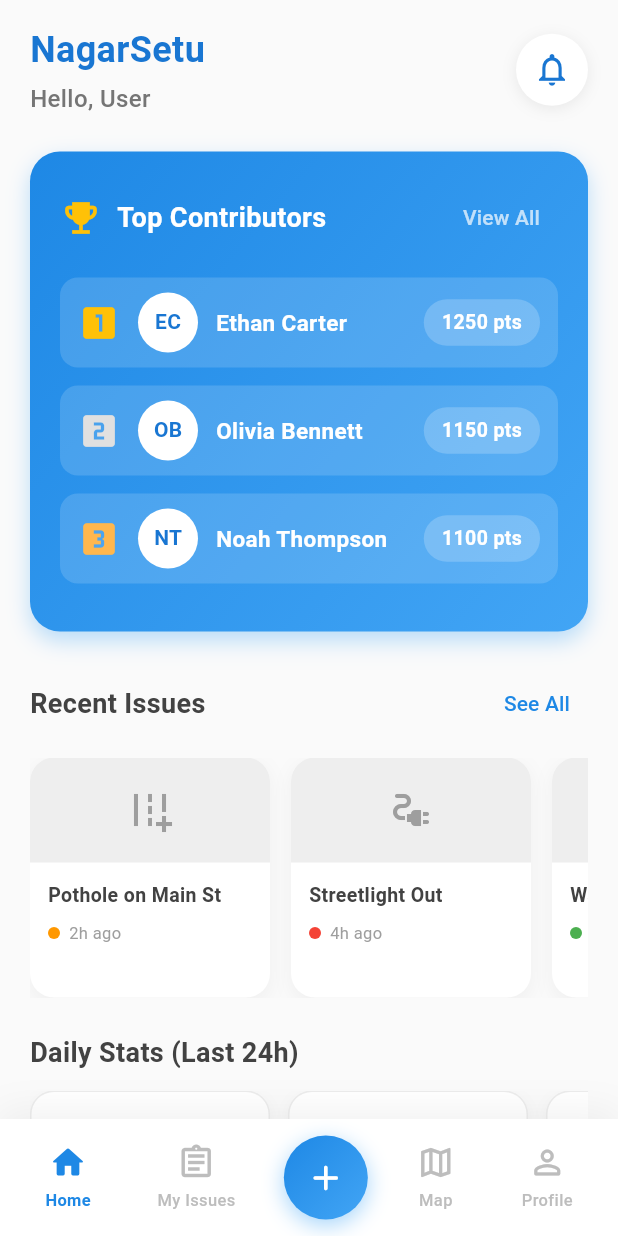
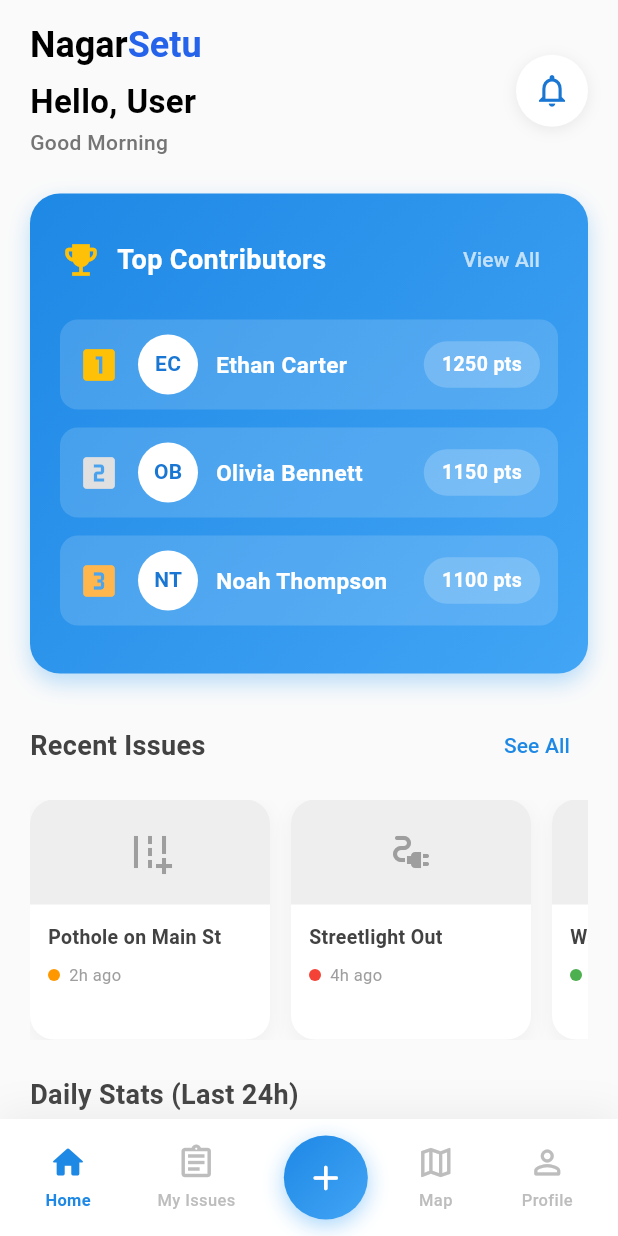
Before and after one commit to That-Random-Coder/NagarSetu, a Flutter app: the HomeScreen screen opened directly, on a phone screen of 412 x 824 dp. Run offline on Flutter 3.47's test engine with Material 3 defaults, Android fonts, the phone set to English and light mode, and no system bars; our stand-ins replace cached_network_image, camera, flutter_map, flutter_secure_storage, geocoding, geolocator and 8 more; accounts and stored records are empty; network calls fail.

Commit message:
Completely made changes to Report an issue and Home

```diff
--- a/lib/config/environment.dart
+++ b/lib/config/environment.dart
@@ -21,6 +21,7 @@
   static const String userEndpoint = '$apiVersion/user';
   static const String getUserEndpoint = '$userEndpoint/get';
   static const String getUserMatrixEndpoint = '$userEndpoint/getMatrix';
+  static const String getLeaderboardEndpoint = '$userEndpoint/getLeaderboard';
 
   // Issue endpoints
   static const String issueEndpoint = '$apiVersion/issue';
--- a/lib/main.dart
+++ b/lib/main.dart
@@ -1,6 +1,7 @@
 import 'package:flutter/material.dart';
 import 'package:flutter_localizations/flutter_localizations.dart';
 import 'screens/splash_screen.dart';
+import 'navigation/route_observer.dart';
 import 'services/localization_service.dart';
 
 void main() async {
@@ -40,6 +41,7 @@
     return MaterialApp(
       title: _localizationService.translate('app_name'),
       debugShowCheckedModeBanner: false,
+      navigatorObservers: [routeObserver],
       locale: _localizationService.currentLocale,
       supportedLocales: const [
         Locale('en', 'US'),
--- /dev/null
+++ b/lib/models/leaderboard_entry.dart
@@ -0,0 +1,15 @@
+class LeaderboardEntry {
+  final String fullName;
+  final int score;
+
+  LeaderboardEntry({required this.fullName, required this.score});
+
+  factory LeaderboardEntry.fromJson(Map<String, dynamic> json) {
+    return LeaderboardEntry(
+      fullName: json['fullName']?.toString() ?? '',
+      score: (json['score'] is int)
+          ? json['score'] as int
+          : int.tryParse(json['score']?.toString() ?? '') ?? 0,
+    );
+  }
+}
--- /dev/null
+++ b/lib/navigation/route_observer.dart
@@ -0,0 +1,5 @@
+import 'package:flutter/widgets.dart';
+
+/// Global RouteObserver used to notify screens when they become visible again.
+final RouteObserver<ModalRoute<void>> routeObserver =
+    RouteObserver<ModalRoute<void>>();
--- a/lib/screens/home_screen.dart
+++ b/lib/screens/home_screen.dart
@@ -3,6 +3,10 @@
 import 'my_issues_screen.dart';
 import 'map_screen.dart';
 import 'profile_screen.dart';
+import '../services/user_service.dart';
+import '../models/leaderboard_entry.dart';
+import '../navigation/route_observer.dart';
+import '../services/secure_storage_service.dart';
 
 class HomeScreen extends StatefulWidget {
   const HomeScreen({super.key});
@@ -11,14 +15,90 @@
   State<HomeScreen> createState() => _HomeScreenState();
 }
 
-class _HomeScreenState extends State<HomeScreen> {
+class _HomeScreenState extends State<HomeScreen> with RouteAware {
   int _currentIndex = 0;
+  String _firstName = 'User';
+
+  String _getGreeting() {
+    final hour = DateTime.now().hour;
+    if (hour >= 5 && hour < 12) {
+      return 'Good Morning';
+    } else if (hour >= 12 && hour < 17) {
+      return 'Good Afternoon';
+    } else if (hour >= 17 && hour < 21) {
+      return 'Good Evening';
+    } else {
+      return 'Good Night';
+    }
+  }
 
   final List<Map<String, dynamic>> topContributors = [
     {'name': 'Ethan Carter', 'points': 1250, 'rank': 1, 'avatar': 'EC'},
     {'name': 'Olivia Bennett', 'points': 1150, 'rank': 2, 'avatar': 'OB'},
     {'name': 'Noah Thompson', 'points': 1100, 'rank': 3, 'avatar': 'NT'},
   ];
+
+  List<LeaderboardEntry> _leaderboard = [];
+
+  @override
+  void initState() {
+    super.initState();
+    _loadLeaderboard();
+    _loadUserName();
+  }
+
+  Future<void> _loadUserName() async {
+    final name = await SecureStorageService.getUserName();
+    if (!mounted) return;
+    if (name != null && name.isNotEmpty) {
+      final parts = name.trim().split(' ');
+      setState(() {
+        _firstName = parts.first;
+      });
+    }
+  }
+
+  @override
+  void didChangeDependencies() {
+    super.didChangeDependencies();
+    final modal = ModalRoute.of(context);
+    if (modal != null) {
+      routeObserver.subscribe(this, modal);
+    }
+  }
+
+  @override
+  void dispose() {
+    routeObserver.unsubscribe(this);
+    super.dispose();
+  }
+
+  @override
+  void didPush() {
+    // Screen was pushed onto navigation stack
+    _loadLeaderboard();
+  }
+
+  @override
+  void didPopNext() {
+    // Returned to this screen (another route popped)
+    _loadLeaderboard();
+  }
+
+  Future<void> _loadLeaderboard() async {
+    final entries = await UserService.getLeaderboard();
+    if (!mounted) return;
+    setState(() {
+      _leaderboard = entries;
+    });
+  }
+
+  String _initials(String name) {
+    final parts = name.split(' ').where((p) => p.isNotEmpty).toList();
+    if (parts.isEmpty) return '';
+    if (parts.length == 1) return parts.first.substring(0, 1).toUpperCase();
+    return (parts[0][0] + parts[1][0]).toUpperCase();
+  }
 
   final List<Map<String, dynamic>> recentIssues = [
     {
@@ -72,10 +152,30 @@
 
   // Mock data for daily stats
   final List<Map<String, dynamic>> dailyStats = [
-    {'label': 'Reported', 'count': '15', 'color': Colors.red, 'icon': Icons.report_gmailerrorred},
-    {'label': 'Assigned', 'count': '08', 'color': Colors.blue, 'icon': Icons.assignment_ind},
-    {'label': 'In Progress', 'count': '05', 'color': Colors.orange, 'icon': Icons.handyman},
-    {'label': 'Completed', 'count': '12', 'color': Colors.green, 'icon': Icons.check_circle},
+    {
+      'label': 'Reported',
+      'count': '15',
+      'color': Colors.red,
+      'icon': Icons.report_gmailerrorred,
+    },
+    {
+      'label': 'Assigned',
+      'count': '08',
+      'color': Colors.blue,
+      'icon': Icons.assignment_ind,
+    },
+    {
+      'label': 'In Progress',
+      'count': '05',
+      'color': Colors.orange,
+      'icon': Icons.handyman,
+    },
+    {
+      'label': 'Completed',
+      'count': '12',
+      'color': Colors.green,
+      'icon': Icons.check_circle,
+    },
   ];
 
   @override
@@ -119,19 +219,42 @@
         Column(
           crossAxisAlignment: CrossAxisAlignment.start,
           children: [
-            Text(
-              'NagarSetu',
-              style: TextStyle(
-                fontSize: 24,
-                fontWeight: FontWeight.bold,
-                color: Colors.blue[700],
+            RichText(
+              text: const TextSpan(
+                children: [
+                  TextSpan(
+                    text: 'Nagar',
+                    style: TextStyle(
+                      fontSize: 24,
+                      fontWeight: FontWeight.bold,
+                      color: Colors.black,
+                    ),
+                  ),
+                  TextSpan(
+                    text: 'Setu',
+                    style: TextStyle(
+                      fontSize: 24,
+                      fontWeight: FontWeight.bold,
+                      color: Color(0xFF2563EB),
+                    ),
+                  ),
+                ],
               ),
             ),
-            const SizedBox(height: 4),
+            const SizedBox(height: 8),
             Text(
-              'Hello, User',
+              'Hello, $_firstName',
+              style: const TextStyle(
+                fontSize: 22,
+                fontWeight: FontWeight.bold,
+                color: Colors.black,
+              ),
+            ),
+            const SizedBox(height: 2),
+            Text(
+              _getGreeting(),
               style: TextStyle(
-                fontSize: 16,
+                fontSize: 14,
                 color: Colors.grey[600],
                 fontWeight: FontWeight.w500,
               ),
@@ -207,8 +330,27 @@
             ],
           ),
           const SizedBox(height: 16),
-          ...topContributors.map(
-            (contributor) => _buildContributorItem(contributor),
+          Builder(
+            builder: (context) {
+              final uiContributors = _leaderboard.isNotEmpty
+                  ? _leaderboard.asMap().entries.map((e) {
+                      final idx = e.key;
+                      final entry = e.value;
+                      return {
+                        'name': entry.fullName,
+                        'points': entry.score,
+                        'rank': idx + 1,
+                        'avatar': _initials(entry.fullName),
+                      };
+                    }).toList()
+                  : topContributors;
+
+              return Column(
+                children: uiContributors
+                    .map((contributor) => _buildContributorItem(contributor))
+                    .toList(),
+              );
+            },
           ),
         ],
       ),
@@ -468,7 +610,11 @@
                   color: stat['color'],
                 ),
               ),
-              Icon(stat['icon'], color: stat['color'].withOpacity(0.6), size: 30),
+              Icon(
+                stat['icon'],
+                color: stat['color'].withOpacity(0.6),
+                size: 30,
+              ),
             ],
           ),
           const SizedBox(height: 5),
--- a/lib/services/user_service.dart
+++ b/lib/services/user_service.dart
@@ -3,6 +3,7 @@
 import 'package:http/http.dart' as http;
 import '../config/environment.dart';
 import '../models/user_model.dart';
+import '../models/leaderboard_entry.dart';
 import 'secure_storage_service.dart';
 
 /// Service for user-related API operations.
@@ -148,6 +149,48 @@
     }
   }
 
+  static Future<List<LeaderboardEntry>> getLeaderboard() async {
+    try {
+      final headers = await _getAuthHeaders();
+      final uri = Uri.parse(
+        '${Environment.apiBaseUrl}${Environment.getLeaderboardEndpoint}',
+      );
+
+      if (Environment.enableLogging) {
+        print('GET LEADERBOARD: $uri');
+      }
+
+      final response = await _client
+          .get(uri, headers: headers)
+          .timeout(Duration(seconds: Environment.requestTimeout));
+
+      if (Environment.enableLogging) {
+        print(
+          'GET LEADERBOARD RESPONSE: ${response.statusCode} - ${response.body}',
+        );
+      }
+
+      if (response.statusCode == 200) {
+        final data = jsonDecode(response.body);
+        if (data is List) {
+          return data
+              .map((e) => LeaderboardEntry.fromJson(e as Map<String, dynamic>))
+              .toList();
+        }
+        return [];
+      } else if (response.statusCode == 401) {
+        return [];
+      } else {
+        return [];
+      }
+    } on SocketException {
+      return [];
+    } catch (e) {
+      if (Environment.enableLogging) print('GET LEADERBOARD ERROR: $e');
+      return [];
+    }
+  }
+
   /// Parse error message from API response
   static String? _parseErrorMessage(String body) {
     try {
```
Also changed, not shown: lib/screens/profile_screen.dart (+8 -8 lines), lib/screens/report_issue_screen.dart (+26 -18 lines).
